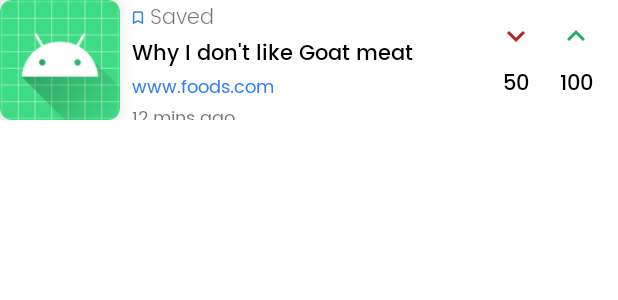
After one commit to chydee/link-bucket-android, an Android app: the layout item_link_object.xml on its own in the app's theme, with its tools: preview values and no code run, on a phone screen of 412 x 824 dp. The commit adds this screen. Shown: the top 300 px of the screen. Run offline under Robolectric (Android 15) with nearby library versions, the phone set to English and light mode, and no system bars.

Commit message:
create link items layout update bookmark screen to match figma UI specifications

```diff
--- /dev/null
+++ b/app/src/main/res/drawable/ic_downvote.xml
@@ -0,0 +1,10 @@
+<vector xmlns:android="http://schemas.android.com/apk/res/android"
+    android:width="24dp"
+    android:height="24dp"
+    android:tint="#AE2727"
+    android:viewportWidth="24"
+    android:viewportHeight="24">
+    <path
+        android:fillColor="@android:color/white"
+        android:pathData="M7.41,8.59L12,13.17l4.59,-4.58L18,10l-6,6 -6,-6 1.41,-1.41z" />
+</vector>
--- /dev/null
+++ b/app/src/main/res/drawable/ic_saved.xml
@@ -0,0 +1,13 @@
+<vector xmlns:android="http://schemas.android.com/apk/res/android"
+    android:width="8dp"
+    android:height="10dp"
+    android:viewportWidth="8"
+    android:viewportHeight="10">
+    <path
+        android:fillColor="#00000000"
+        android:pathData="M1.0833,2.0833C1.0833,1.6231 1.4564,1.25 1.9167,1.25H6.0833C6.5436,1.25 6.9166,1.6231 6.9166,2.0833V8.75L4,7.2917L1.0833,8.75V2.0833Z"
+        android:strokeWidth="1"
+        android:strokeColor="#2F80ED"
+        android:strokeLineCap="round"
+        android:strokeLineJoin="round" />
+</vector>
--- /dev/null
+++ b/app/src/main/res/drawable/ic_upvote.xml
@@ -0,0 +1,10 @@
+<vector xmlns:android="http://schemas.android.com/apk/res/android"
+    android:width="24dp"
+    android:height="24dp"
+    android:tint="#27AE60"
+    android:viewportWidth="24"
+    android:viewportHeight="24">
+    <path
+        android:fillColor="@android:color/white"
+        android:pathData="M7.41,15.41L12,10.83l4.59,4.58L18,14l-6,-6 -6,6z" />
+</vector>
--- /dev/null
+++ b/app/src/main/res/layout/item_link_object.xml
@@ -0,0 +1,130 @@
+<?xml version="1.0" encoding="utf-8"?>
+<androidx.appcompat.widget.LinearLayoutCompat xmlns:android="http://schemas.android.com/apk/res/android"
+    xmlns:app="http://schemas.android.com/apk/res-auto"
+    xmlns:tools="http://schemas.android.com/tools"
+    android:layout_width="match_parent"
+    android:layout_height="wrap_content"
+    android:layout_marginBottom="@dimen/link_item_margin"
+    android:orientation="horizontal"
+    tools:ignore="ContentDescription">
+
+    <com.google.android.material.card.MaterialCardView
+        android:id="@+id/linkPreviewCard"
+        android:layout_width="@dimen/link_preview_size"
+        android:layout_height="@dimen/link_preview_size"
+        app:cardCornerRadius="@dimen/link_preview_card_corners"
+        app:cardElevation="@dimen/link_preview_card_elevation">
+
+        <ImageView
+            android:id="@+id/linkPreviewImgView"
+            android:layout_width="match_parent"
+            android:layout_height="match_parent"
+            android:contentDescription="@string/link_preview_imageview_desc"
+            android:scaleType="centerCrop"
+            app:srcCompat="@mipmap/ic_launcher" />
+    </com.google.android.material.card.MaterialCardView>
+
+    <LinearLayout
+        android:layout_width="wrap_content"
+        android:layout_height="match_parent"
+        android:layout_marginStart="8dp"
+        android:layout_weight="1"
+        android:orientation="vertical">
+
+        <TextView
+            android:id="@+id/linkSaveStatus"
+            android:layout_width="match_parent"
+            android:layout_height="wrap_content"
+            android:drawablePadding="@dimen/tiny_padding"
+            android:fontFamily="@font/poppins_light"
+            android:text="@string/saved_text"
+            android:textSize="@dimen/default_text_size"
+            app:drawableStartCompat="@drawable/ic_saved" />
+
+        <TextView
+            android:id="@+id/linkTitle"
+            android:layout_width="match_parent"
+            android:layout_height="wrap_content"
+            android:fontFamily="@font/poppins_medium"
+            android:textColor="@color/primaryTextColor"
+            android:textSize="@dimen/default_text_size"
+            tools:text="Why I don't like Goat meat" />
+
+        <TextView
+            android:id="@+id/linkBaseUrl"
+            android:layout_width="match_parent"
+            android:layout_height="wrap_content"
+            android:fontFamily="@font/poppins"
+            android:textColor="@color/blue"
+            android:textSize="@dimen/small_text_size"
+            tools:text="www.foods.com" />
+
+        <TextView
+            android:id="@+id/linkCreatedOn"
+            android:layout_width="match_parent"
+            android:layout_height="wrap_content"
+            android:fontFamily="@font/poppins"
+            android:textSize="@dimen/small_text_size"
+            tools:text="12 mins ago" />
+
+    </LinearLayout>
+
+    <LinearLayout
+        android:layout_width="wrap_content"
+        android:layout_height="wrap_content"
+        android:layout_gravity="center_vertical"
+        android:layout_marginStart="@dimen/regular_spacing_margin"
+        android:layout_marginEnd="@dimen/regular_spacing_margin"
+        android:orientation="vertical">
+
+        <ImageButton
+            android:id="@+id/btnDownVoteLink"
+            android:layout_width="match_parent"
+            android:layout_height="wrap_content"
+            android:background="?attr/selectableItemBackgroundBorderless"
+            app:srcCompat="@drawable/ic_downvote" />
+
+        <TextView
+            android:id="@+id/linkDownVoteCount"
+            android:layout_width="match_parent"
+            android:layout_height="wrap_content"
+            android:layout_gravity="center_horizontal"
+            android:layout_marginTop="@dimen/thin_margin"
+            android:fontFamily="@font/poppins_medium"
+            android:gravity="center"
+            android:textAlignment="gravity"
+            android:textColor="@color/primaryTextColor"
+            android:textSize="@dimen/normal_text_size"
+            tools:text="50" />
+
+    </LinearLayout>
+
+    <LinearLayout
+        android:layout_width="wrap_content"
+        android:layout_height="wrap_content"
+        android:layout_gravity="center_vertical"
+        android:layout_marginEnd="@dimen/regular_spacing_margin"
+        android:orientation="vertical">
+
+        <ImageButton
+            android:id="@+id/btnUpVoteLink"
+            android:layout_width="match_parent"
+            android:layout_height="wrap_content"
+            android:background="?attr/selectableItemBackgroundBorderless"
+            app:srcCompat="@drawable/ic_upvote" />
+
+        <TextView
+            android:id="@+id/linkUpVoteCount"
+            android:layout_width="match_parent"
+            android:layout_height="wrap_content"
+            android:layout_gravity="center_horizontal"
+            android:layout_marginTop="@dimen/thin_margin"
+            android:fontFamily="@font/poppins_medium"
+            android:gravity="center"
+            android:textAlignment="gravity"
+            android:textColor="@color/primaryTextColor"
+            android:textSize="@dimen/normal_text_size"
+            tools:text="100" />
+
+    </LinearLayout>
+</androidx.appcompat.widget.LinearLayoutCompat>
--- a/app/src/main/res/values/dimens.xml
+++ b/app/src/main/res/values/dimens.xml
@@ -13,4 +13,14 @@
     <dimen name="sponsor_card_elevation">7dp</dimen>
     <dimen name="sponsor_card_stroke_width">1dp</dimen>
     <dimen name="sponsor_card_content_padding">12dp</dimen>
+    <dimen name="default_text_size">14sp</dimen>
+    <dimen name="tiny_padding">4dp</dimen>
+    <dimen name="link_preview_size">80dp</dimen>
+    <dimen name="link_preview_card_corners">8dp</dimen>
+    <dimen name="link_preview_card_elevation">8dp</dimen>
+    <dimen name="screen_default_horizontal_padding">16dp</dimen>
+    <dimen name="screen_default_vertical_padding">16dp</dimen>
+    <dimen name="screen_label_drawable_padding">8dp</dimen>
+    <dimen name="medium_text_size">18sp</dimen>
+    <dimen name="link_item_margin">10dp</dimen>
 </resources>
--- a/app/src/main/res/values/strings.xml
+++ b/app/src/main/res/values/strings.xml
@@ -13,4 +13,8 @@
     <string name="btn_clear_cache_text">Clear Cache</string>
     <string name="menu_post_link">Post Link</string>
     <string name="menu_bookmarks">Bookmarks</string>
+    <string name="link_preview_imageview_desc">Link Preview</string>
+    <string name="saved_text">Saved</string>
+    <string name="bookmarks_screen_label">Bookmarks</string>
+    <string name="bookmarks_search_placeholder">Search Saved Links...</string>
 </resources>
--- a/app/src/main/res/values/themes.xml
+++ b/app/src/main/res/values/themes.xml
@@ -48,4 +48,8 @@
     <style name="CustomBottomSheetDialog" parent="Theme.MaterialComponents.DayNight.BottomSheetDialog">
         <item name="bottomSheetStyle">@style/CustomBottomSheet</item>
     </style>
+
+    <style name="SearchViewTheme" parent="Widget.AppCompat.Light.SearchView">
+        <item name="android:textColorHint">#818181</item>
+    </style>
 </resources>
```
Also changed, not shown: app/src/main/res/drawable/ic_baseline_close_24.xml (added, +10 -0 lines), app/src/main/res/drawable/ic_search.xml (added, +13 -0 lines), app/src/main/res/drawable/searchview_container.xml (added, +13 -0 lines), app/src/main/res/layout/fragment_bookmarks.xml (+45 -3 lines).
